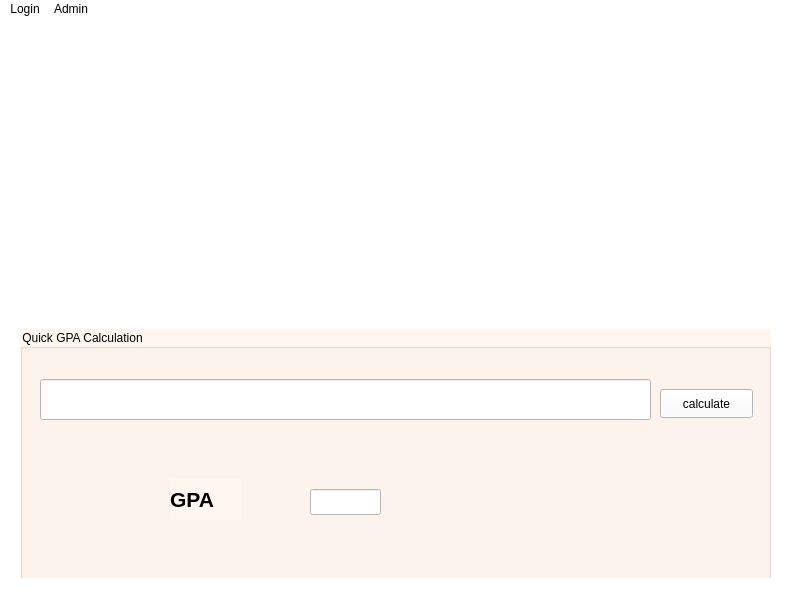
Qt form mainwindow.ui (SandrAdora/GPA_Calculator) before a commit.
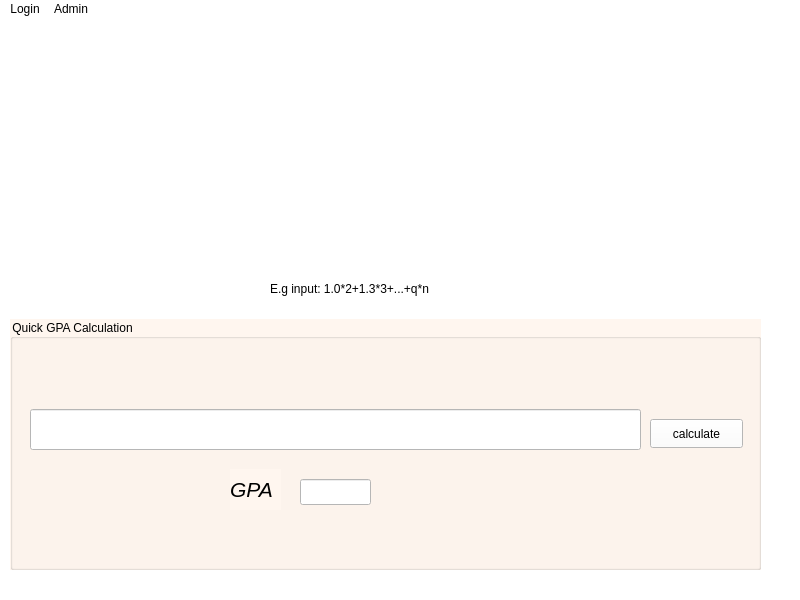
The same form after that commit. Icons and pictures are not drawn.

Commit message: updated admin class, added a new admin profile, updated mysqlite class and student class

```diff
--- a/mainwindow.ui
+++ b/mainwindow.ui
@@ -20,8 +20,8 @@
    <widget class="QGroupBox" name="groupBox">
     <property name="geometry">
      <rect>
-      <x>20</x>
-      <y>310</y>
+      <x>10</x>
+      <y>300</y>
       <width>751</width>
       <height>251</height>
      </rect>
@@ -36,7 +36,7 @@
      <property name="geometry">
       <rect>
        <x>20</x>
-       <y>50</y>
+       <y>90</y>
        <width>611</width>
        <height>41</height>
       </rect>
@@ -49,7 +49,7 @@
      <property name="geometry">
       <rect>
        <x>640</x>
-       <y>60</y>
+       <y>100</y>
        <width>93</width>
        <height>29</height>
       </rect>
@@ -64,12 +64,15 @@
     <widget class="QLabel" name="label_gpa">
      <property name="geometry">
       <rect>
-       <x>150</x>
+       <x>220</x>
        <y>150</y>
-       <width>71</width>
+       <width>51</width>
        <height>41</height>
       </rect>
      </property>
+     <property name="styleSheet">
+      <string notr="true">font: italic 12pt &quot;Segoe UI&quot;;</string>
+     </property>
      <property name="text">
       <string>&lt;!DOCTYPE HTML PUBLIC &quot;-//W3C//DTD HTML 4.0//EN&quot; &quot;http://www.w3.org/TR/REC-html40/strict.dtd&quot;&gt;
 &lt;html&gt;&lt;head&gt;&lt;meta name=&quot;qrichtext&quot; content=&quot;1&quot; /&gt;&lt;meta charset=&quot;utf-8&quot; /&gt;&lt;style type=&quot;text/css&quot;&gt;
@@ -77,8 +80,8 @@
 hr { height: 1px; border-width: 0; }
 li.unchecked::marker { content: &quot;\2610&quot;; }
 li.checked::marker { content: &quot;\2612&quot;; }
-&lt;/style&gt;&lt;/head&gt;&lt;body style=&quot; font-family:'Segoe UI'; font-size:9pt; font-weight:400; font-style:normal;&quot;&gt;
-&lt;p style=&quot; margin-top:0px; margin-bottom:0px; margin-left:0px; margin-right:0px; -qt-block-indent:0; text-indent:0px;&quot;&gt;&lt;span style=&quot; font-size:16pt; font-weight:700;&quot;&gt;GPA&lt;/span&gt;&lt;/p&gt;&lt;/body&gt;&lt;/html&gt;</string>
+&lt;/style&gt;&lt;/head&gt;&lt;body style=&quot; font-family:'Segoe UI'; font-size:12pt; font-weight:400; font-style:italic;&quot;&gt;
+&lt;p align=&quot;justify&quot; style=&quot; margin-top:0px; margin-bottom:0px; margin-left:0px; margin-right:0px; -qt-block-indent:0; text-indent:0px;&quot;&gt;&lt;span style=&quot; font-size:16pt;&quot;&gt;GPA&lt;/span&gt;&lt;/p&gt;&lt;/body&gt;&lt;/html&gt;</string>
      </property>
     </widget>
     <widget class="QLineEdit" name="lineEdit_gpa_output">
@@ -111,6 +114,22 @@
      <string/>
     </property>
    </widget>
+   <widget class="QLabel" name="label_2">
+    <property name="geometry">
+     <rect>
+      <x>270</x>
+      <y>260</y>
+      <width>271</width>
+      <height>20</height>
+     </rect>
+    </property>
+    <property name="toolTip">
+     <string>&lt;html&gt;&lt;head/&gt;&lt;body&gt;&lt;p&gt;E.g input: 1.0*2+1.3*3+...+q*n&lt;/p&gt;&lt;/body&gt;&lt;/html&gt;</string>
+    </property>
+    <property name="text">
+     <string>E.g input: 1.0*2+1.3*3+...+q*n</string>
+    </property>
+   </widget>
   </widget>
   <widget class="QMenuBar" name="menubar">
    <property name="geometry">
```
Left out of the diff: 11 changed lines with no effect on the pictures. The commit also changes 20 other files.
